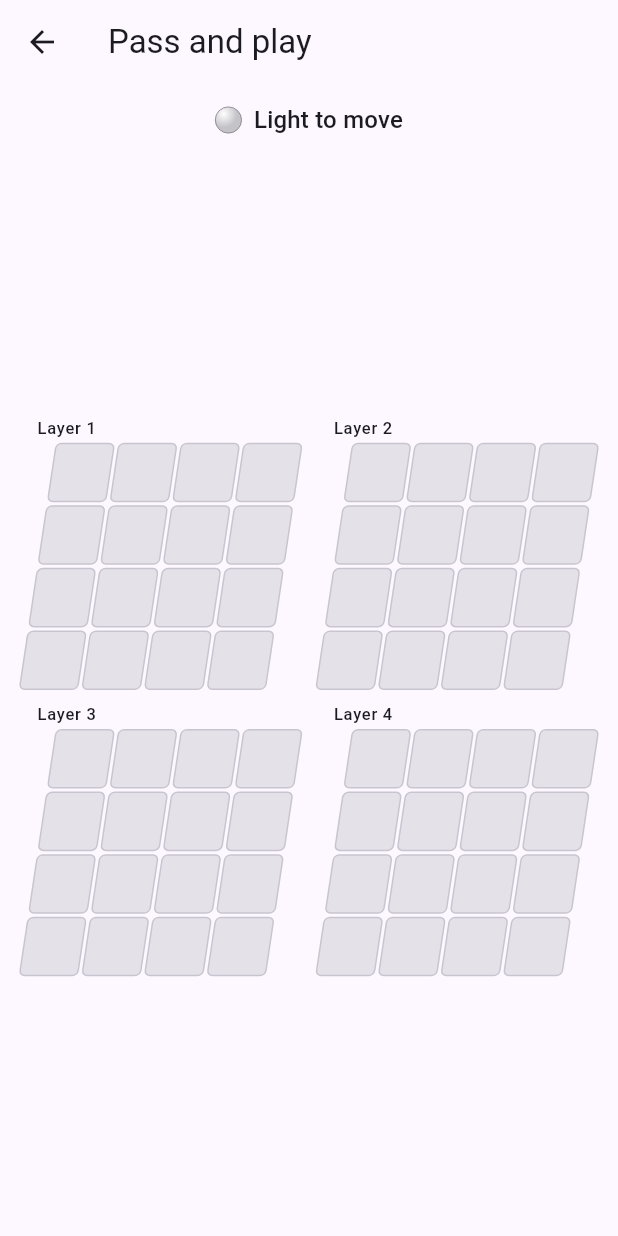
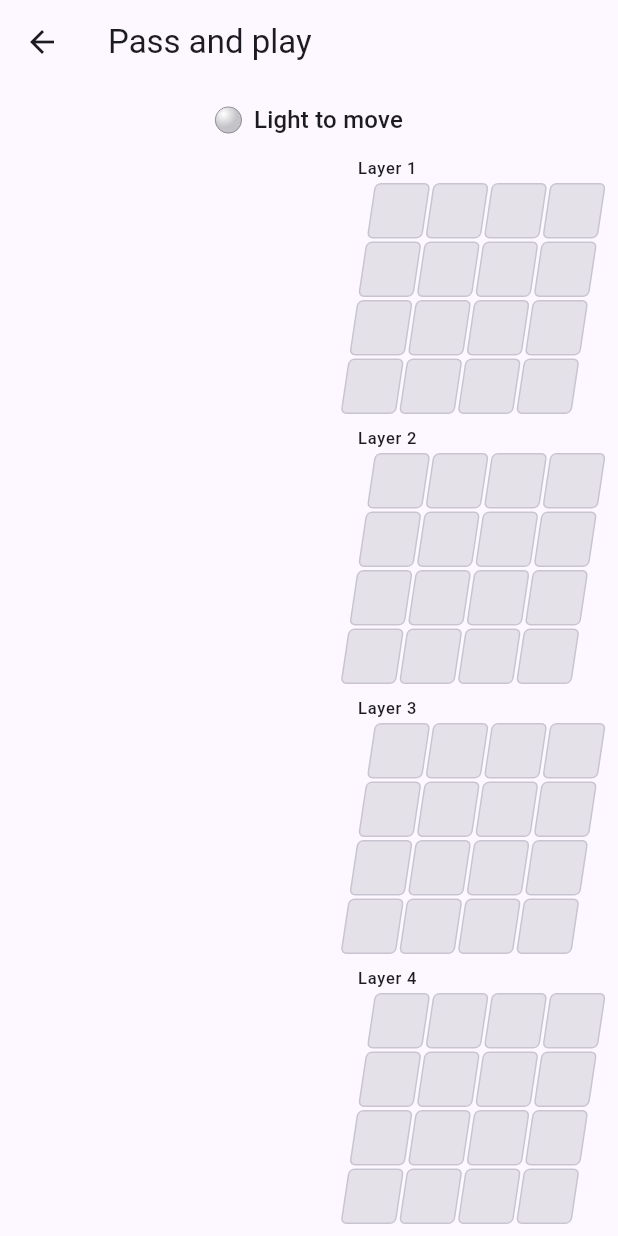
Before and after one commit to evermeer/Quadrim, a Flutter app: the screen it shows after launch, after a tap on "Pass and play", on a phone screen of 412 x 824 dp. Run offline on Flutter 3.47's test engine with Material 3 defaults, Android fonts, the phone set to English and light mode, and no system bars.

Commit message:
Stack the four layers in one right-aligned column (D137)
Replaces the 2x2 layer grid with a single vertical column aligned to the
right edge, leaving the left of the screen free for the move list and
scrubber (ticket 012).

D135 had rejected a single-column stack as too tall, but that was measured
against the 44dp target it had just abandoned. At the 32dp floor D135
itself adopted, the stack fits with room to spare and yields cells of about
the same size as the grid did.

Consequences:
- Cell size now derives from both axes, smaller wins; height binds first.
- kMinSupportedHeight (760dp) joins kMinSupportedWidth as a device bound,
  both pinned by tests at the corners of the supported range.
- boardWidthForCell and clampBoardWidth deleted; the board self-sizes.
- The game screen drops its scroll view: the board fits by construction,
  so a scrollable could only hide a layout bug.
- Layer captions have a fixed height and scale down rather than overflow,
  keeping the cell arithmetic exact at large system text sizes.

Verified on the emulator and by 13 widget tests; tool/check.sh passes.

Co-Authored-By: Claude Opus 5 <noreply@anthropic.com>

```diff
--- a/app/lib/game/board_view.dart
+++ b/app/lib/game/board_view.dart
@@ -5,13 +5,17 @@ import 'package:quadrim_engine/quadrim_engine.dart';
 
 import '../l10n/app_localizations.dart';
 
-/// The 4x4x4 board as four sheared 4x4 grids in a 2x2 arrangement.
+/// The 4x4x4 board as four sheared 4x4 grids stacked in one column, aligned
+/// to the right edge (D137).
 ///
 /// Geometry follows D127: the touch target is the constraint and the board
 /// derives from it. A horizontal shear (not a perspective rotation) carries
 /// the depth illusion, because shear leaves cell height untouched — the
 /// rendered hit area of every cell equals the cell itself. Layers read
-/// z = 0..3 in reading order, nearest first.
+/// z = 0..3 top to bottom, nearest first.
+///
+/// Stacked vertically, screen *height* is normally what limits the cell, so
+/// the size is derived from both axes and the smaller wins.
 class BoardView extends StatelessWidget {
   const BoardView({
     super.key,
@@ -35,39 +39,48 @@ class BoardView extends StatelessWidget {
   static const _shear = 0.15; // horizontal skew; depth cue (see D135)
   static const _cellGap = 2.0;
   static const _layerGap = 8.0;
+  static const _captionHeight = 16.0;
+  static const _captionGap = 2.0;
+
+  /// Fixed chrome above each layer's grid, so the height budget below is
+  /// exact rather than dependent on how tall the caption happens to render.
+  static const _layerChrome = _captionHeight + _captionGap;
+
+  /// Cells stop growing here so the board does not balloon on wide screens.
+  static const _maxCellSize = 48.0;
 
   @override
   Widget build(BuildContext context) {
     return LayoutBuilder(
       builder: (context, constraints) {
-        // Two layer-columns; shear consumes extra width, so reserve for it.
-        final gridInnerWidth = (constraints.maxWidth - _layerGap) / 2;
-        final shearReserve = _shear * gridInnerWidth;
-        final cellSize = ((gridInnerWidth - shearReserve) - 3 * _cellGap) / 4;
+        // Width holds one sheared grid; the shear consumes extra width.
+        final byWidth =
+            (constraints.maxWidth / (1 + _shear) - 3 * _cellGap) / 4;
+        // Height holds four layers: 16 cell rows, 12 cell gaps, 3 layer gaps
+        // and four captions.
+        final byHeight = (constraints.maxHeight -
+                4 * _layerChrome -
+                12 * _cellGap -
+                3 * _layerGap) /
+            16;
+        // math.max guards degenerate constraints; a negative size would throw
+        // in the Container below rather than merely look wrong.
+        final cellSize =
+            math.max(1.0, math.min(math.min(byWidth, byHeight), _maxCellSize));
         return Column(
           mainAxisSize: MainAxisSize.min,
+          crossAxisAlignment: CrossAxisAlignment.end,
           children: [
-            for (var row = 0; row < 2; row++)
+            for (var z = 0; z < 4; z++)
               Padding(
-                padding: EdgeInsets.only(top: row == 0 ? 0 : _layerGap),
-                child: Row(
-                  mainAxisSize: MainAxisSize.min,
-                  children: [
-                    for (var col = 0; col < 2; col++)
-                      Padding(
-                        padding: EdgeInsets.only(
-                          left: col == 0 ? 0 : _layerGap,
-                        ),
+                padding: EdgeInsets.only(top: z == 0 ? 0 : _layerGap),
                 child: _LayerView(
-                          z: row * 2 + col,
+                  z: z,
                   state: state,
                   enabled: enabled,
                   onCellTap: onCellTap,
                   highlight: highlight,
                   cellSize: cellSize,
-                        ),
-                      ),
-                  ],
                 ),
               ),
           ],
@@ -110,13 +123,23 @@ class _LayerView extends StatelessWidget {
             // The enclosing Semantics(container) already announces the layer;
             // exposing this Text too would read "Layer 1" twice.
             child: ExcludeSemantics(
+              // Fixed height keeps the cell-size arithmetic exact; scaleDown
+              // means a large system text scale shrinks the caption instead
+              // of overflowing it.
+              child: SizedBox(
+                height: BoardView._captionHeight,
+                child: FittedBox(
+                  fit: BoxFit.scaleDown,
+                  alignment: Alignment.centerLeft,
                   child: Text(
                     l10n.layerLabel(z + 1),
                     style: Theme.of(context).textTheme.labelSmall,
                   ),
                 ),
               ),
-          const SizedBox(height: 2),
+            ),
+          ),
+          const SizedBox(height: BoardView._captionGap),
           // The shear: x' = x + k*(gridSize - y), so rows nearer the top
           // (deeper into the board) shift right, suggesting depth. The
           // SizedBox reserves that extra width INSIDE this layer's layout —
@@ -275,34 +298,21 @@ class _Pebble extends StatelessWidget {
   }
 }
 
-/// The maximum board width that keeps cells at or above [minCell] — used by
-/// the game screen to centre the board rather than letting cells shrink
-/// below the touch minimum on wide screens, and to report when a screen is
-/// too narrow for the minimum (verified in ticket 021's audit).
-double boardWidthForCell(double minCell) {
-  final grid = 4 * minCell + 3 * BoardView._cellGap;
-  final sheared = grid * (1 + BoardView._shear);
-  return sheared * 2 + BoardView._layerGap;
-}
-
 /// The audited floor (D135). 44dp is geometrically impossible for 64
-/// always-visible cells on a 390dp phone; WCAG 2.5.8 AA permits dense
-/// adjacent-target grids at >=24dp with spacing, and this board keeps a
-/// comfortable margin above that. Ticket 021 verifies on real devices and
-/// the closed-test survey asks about mis-taps.
+/// always-visible cells on a phone; WCAG 2.5.8 AA permits dense adjacent-
+/// target grids at >=24dp with spacing, and this board keeps a comfortable
+/// margin above that. Ticket 021 verifies on real devices and the
+/// closed-test survey asks about mis-taps.
 const double kMinCellSize = 32;
 
-/// The narrowest screen this board is supported on. At 360dp cells land
-/// near 36dp; below roughly 340dp they fall under [kMinCellSize], so
-/// smaller devices are a known limitation for ticket 021 rather than a
-/// silent degradation. Both bounds are pinned by widget tests.
+/// The narrowest screen this board is supported on. Since D137 stacked the
+/// layers vertically it is screen *height* that binds first, but the width
+/// claim still bounds the sheared grid. Both bounds are pinned by widget
+/// tests at [kMinSupportedHeight].
 const double kMinSupportedWidth = 360;
 
-double clampBoardWidth(double available) {
-  // Only an upper bound: cap cells at 48dp so the board does not balloon on
-  // wide screens. Narrower screens get whatever fits — the floor is a
-  // supported-device claim (kMinSupportedWidth), not something this function
-  // can enforce without clipping the board.
-  final ideal = boardWidthForCell(48);
-  return math.min(available, ideal);
-}
+/// The shortest screen this board is supported on. Four stacked layers need
+/// 16 cell rows plus chrome; below this the cell falls under [kMinCellSize],
+/// which is a known limitation for ticket 021's audit rather than a silent
+/// degradation.
+const double kMinSupportedHeight = 760;
--- a/app/lib/game/game_screen.dart
+++ b/app/lib/game/game_screen.dart
@@ -56,19 +56,18 @@ class _GameScreenState extends State<GameScreen> {
               ),
             ),
             Expanded(
-              child: Center(
-                child: SingleChildScrollView(
-                  padding: const EdgeInsets.symmetric(horizontal: 8),
-                  child: LayoutBuilder(
-                    builder: (context, constraints) => SizedBox(
-                      width: clampBoardWidth(constraints.maxWidth),
-                      child: BoardView(
-                        state: _state,
-                        enabled: !over,
-                        onCellTap: _onCellTap,
-                        highlight: highlight,
-                      ),
-                    ),
+              // Right-aligned column of four layers (D137). No scroll view:
+              // the board sizes itself to fit, so a scrollable would only
+              // ever hide a layout bug.
+              child: Padding(
+                padding: const EdgeInsets.fromLTRB(8, 0, 8, 8),
+                child: Align(
+                  alignment: Alignment.centerRight,
+                  child: BoardView(
+                    state: _state,
+                    enabled: !over,
+                    onCellTap: _onCellTap,
+                    highlight: highlight,
                   ),
                 ),
               ),
```
Also changed, not shown: 2 other files. Lines whose indentation alone changed are shown as unchanged.
